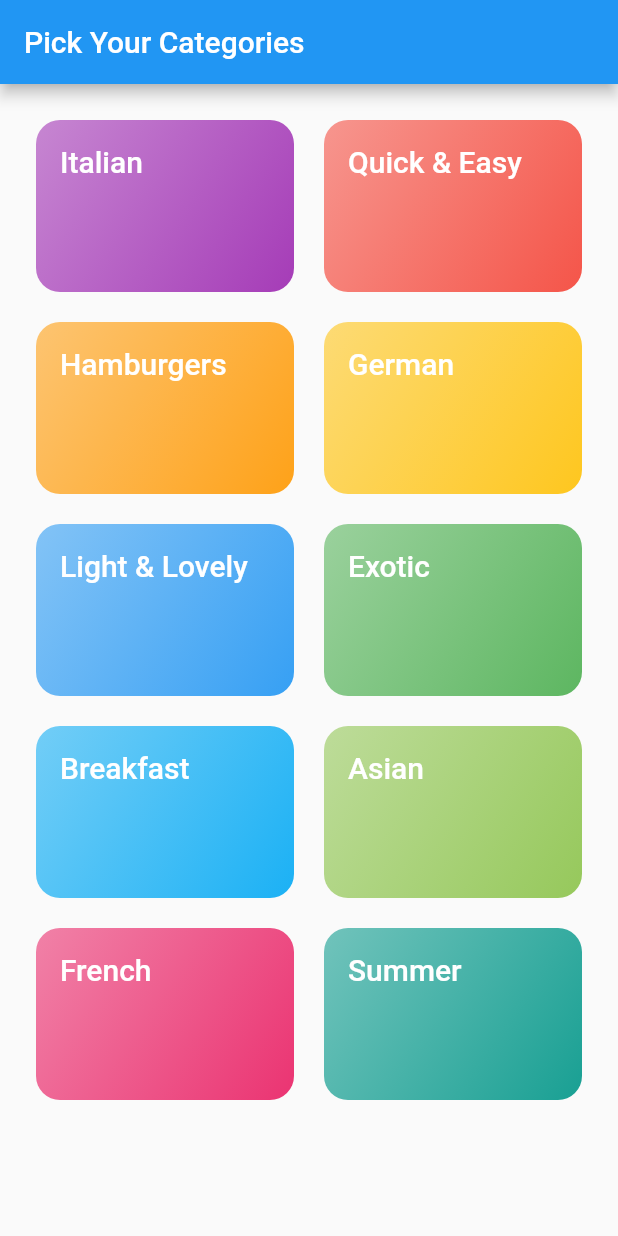
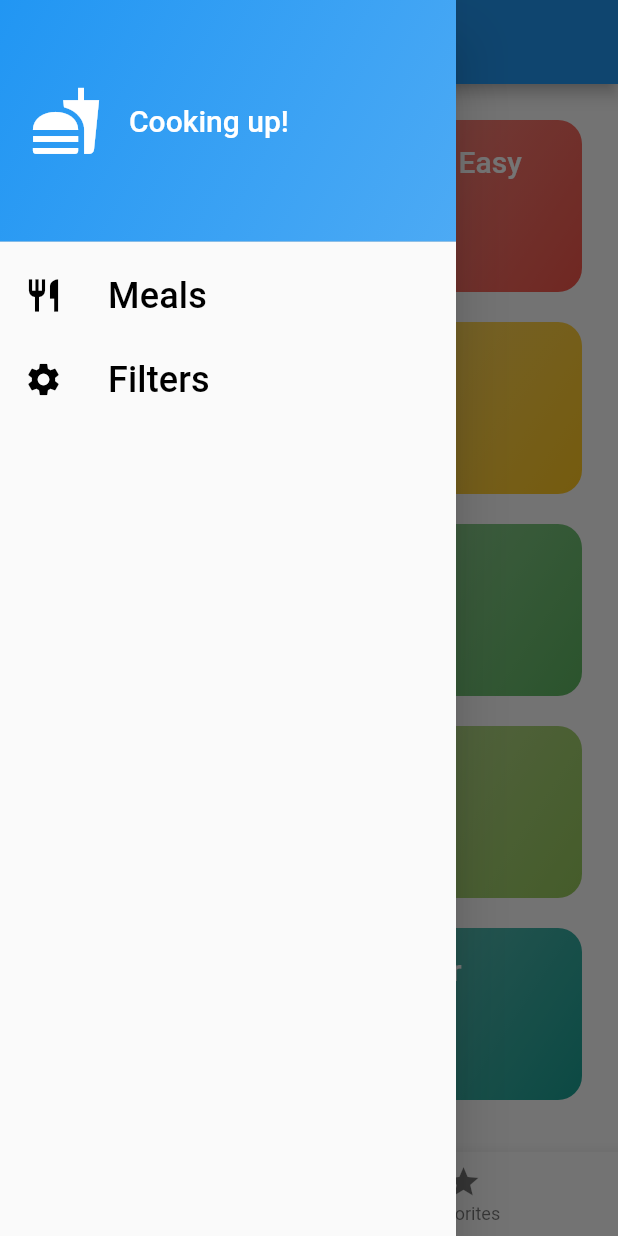
Before and after one commit to SempakHunter69/meals_app, a Flutter app: the screen it shows after launch, with the side drawer open (before the commit the screen has no drawer), on a phone screen of 412 x 824 dp. Run offline on Flutter 3.47's test engine with Material 2 defaults, Android fonts, the phone set to English and light mode, and no system bars; our stand-ins replace google_fonts, transparent_image.

```diff
--- a/lib/main.dart
+++ b/lib/main.dart
@@ -1,6 +1,6 @@
 import 'package:flutter/material.dart';
 import 'package:google_fonts/google_fonts.dart';
-import 'package:meals_app/pages/page_categories.dart';
+import 'package:meals_app/pages/page_tabs.dart';
 
 final theme = ThemeData(
   useMaterial3: true,
@@ -21,7 +21,7 @@ class MyApp extends StatelessWidget {
   @override
   Widget build(context) {
     return const MaterialApp(
-      home: CategoriesPage(),
+      home: TabsPage(),
     );
   }
 }
--- a/lib/pages/page_categories.dart
+++ b/lib/pages/page_categories.dart
@@ -4,11 +4,20 @@ import 'package:meals_app/model/model_category.dart';
 import 'package:meals_app/pages/page_meals.dart';
 import 'package:meals_app/widget/widget_category_item.dart';
 
+import '../model/model_meal.dart';
+
 class CategoriesPage extends StatelessWidget {
-  const CategoriesPage({super.key});
+  const CategoriesPage({
+    super.key,
+    required this.onToggleFavorite,
+    required this.availableMeals,
+  });
+
+  final void Function(Meal meal) onToggleFavorite;
+  final List<Meal> availableMeals;
 
   void _selectCategory(BuildContext context, Category category) {
-    final filterMeals = dummyMeals
+    final filterMeals = availableMeals
         .where((meal) => meal.categories.contains(category.id))
         .toList();
 
@@ -17,6 +26,7 @@ class CategoriesPage extends StatelessWidget {
         builder: (ctx) => MealsPage(
           title: category.title,
           meals: filterMeals,
+          onToggleFavorite: onToggleFavorite,
         ),
       ),
     );
@@ -24,12 +34,7 @@ class CategoriesPage extends StatelessWidget {
 
   @override
   Widget build(context) {
-    return SafeArea(
-      child: Scaffold(
-        appBar: AppBar(
-          title: const Text('Pick Your Categories'),
-        ),
-        body: GridView(
+    return GridView(
       padding: const EdgeInsets.all(24),
       gridDelegate: const SliverGridDelegateWithFixedCrossAxisCount(
         crossAxisCount: 2,
@@ -47,8 +52,6 @@ class CategoriesPage extends StatelessWidget {
             },
           )
       ],
-        ),
-      ),
     );
   }
 }
--- /dev/null
+++ b/lib/pages/page_tabs.dart
@@ -0,0 +1,130 @@
+import 'package:flutter/material.dart';
+import 'package:meals_app/data/dummy_data.dart';
+import 'package:meals_app/pages/page_categories.dart';
+import 'package:meals_app/pages/page_filters.dart';
+import 'package:meals_app/pages/page_meals.dart';
+import 'package:meals_app/widget/widget_main_drawer.dart';
+
+import '../model/model_meal.dart';
+
+const kInitialFilters = {
+  Filter.glutenFree: false,
+  Filter.lactoseFree: false,
+  Filter.vegetarian: false,
+  Filter.vegan: false,
+};
+
+class TabsPage extends StatefulWidget {
+  const TabsPage({super.key});
+
+  @override
+  State<TabsPage> createState() {
+    return _TabsPageState();
+  }
+}
+
+class _TabsPageState extends State<TabsPage> {
+  int _selectedPageIndex = 0;
+  final List<Meal> _favoritesMeals = [];
+  Map<Filter, bool> _selectedFilters = kInitialFilters;
+
+  void _showInfoMessage(String message) {
+    ScaffoldMessenger.of(context).clearSnackBars();
+    ScaffoldMessenger.of(context).showSnackBar(
+      SnackBar(
+        content: Text(message),
+      ),
+    );
+  }
+
+  void _toggleMealFavoriteStatus(Meal meal) {
+    final isExisting = _favoritesMeals.contains(meal);
+    if (isExisting == true) {
+      setState(() {
+        _favoritesMeals.remove(meal);
+        _showInfoMessage('Meal is no longer a favorite');
+      });
+    } else {
+      setState(() {
+        _favoritesMeals.add(meal);
+        _showInfoMessage('Meal mark as favorite');
+      });
+    }
+  }
+
+  void _selectPage(int index) {
+    setState(() {
+      _selectedPageIndex = index;
+    });
+  }
+
+  void _setScreen(String identifier) async {
+    if (identifier == 'filters') {
+      Navigator.pop(context);
+      final result = await Navigator.of(context).push<Map<Filter, bool>>(
+        MaterialPageRoute(
+          builder: (ctx) => FiltersPage(
+            currentFilters: _selectedFilters,
+          ),
+        ),
+      );
+      setState(() {
+        _selectedFilters = result ?? kInitialFilters;
+      });
+    } else {
+      Navigator.pop(context);
+    }
+  }
+
+  @override
+  Widget build(BuildContext context) {
+    final availableMeals = dummyMeals.where((meal) {
+      if (_selectedFilters[Filter.glutenFree]! && !meal.isGlutenFree) {
+        return false;
+      }
+      if (_selectedFilters[Filter.lactoseFree]! && !meal.isLactoseFree) {
+        return false;
+      }
+      if (_selectedFilters[Filter.vegetarian]! && !meal.isVegetarian) {
+        return false;
+      }
+      if (_selectedFilters[Filter.vegan]! && !meal.isVegan) {
+        return false;
+      }
+      return true;
+    }).toList();
+
+    Widget activePage = CategoriesPage(
+      onToggleFavorite: _toggleMealFavoriteStatus,
+      availableMeals: availableMeals,
+    );
+    var activePageTitle = 'Categories';
+
+    if (_selectedPageIndex == 1) {
+      activePage = MealsPage(
+        meals: _favoritesMeals,
+        onToggleFavorite: _toggleMealFavoriteStatus,
+      );
+      activePageTitle = 'Your Favorites';
+    }
+
+    return Scaffold(
+      appBar: AppBar(
+        title: Text(activePageTitle),
+      ),
+      drawer: MainDrawer(
+        onSelectScreen: _setScreen,
+      ),
+      body: activePage,
+      bottomNavigationBar: BottomNavigationBar(
+        onTap: _selectPage,
+        currentIndex: _selectedPageIndex,
+        items: const [
+          BottomNavigationBarItem(
+              icon: Icon(Icons.set_meal), label: 'Categories'),
+          BottomNavigationBarItem(icon: Icon(Icons.star), label: 'Favorites'),
+        ],
+      ),
+    );
+  }
+}
--- /dev/null
+++ b/lib/widget/widget_main_drawer.dart
@@ -0,0 +1,86 @@
+import 'package:flutter/material.dart';
+
+class MainDrawer extends StatelessWidget {
+  const MainDrawer({super.key, required this.onSelectScreen});
+
+  final void Function(String identifier) onSelectScreen;
+
+  @override
+  Widget build(BuildContext context) {
+    return Drawer(
+      child: Column(
+        children: [
+          DrawerHeader(
+            padding: const EdgeInsets.all(20),
+            decoration: BoxDecoration(
+              gradient: LinearGradient(
+                colors: [
+                  Theme.of(context).colorScheme.primaryContainer,
+                  Theme.of(context)
+                      .colorScheme
+                      .primaryContainer
+                      .withOpacity(0.8),
+                ],
+                begin: Alignment.topLeft,
+                end: Alignment.bottomRight,
+              ),
+            ),
+            child: Row(
+              children: [
+                const Icon(
+                  Icons.fastfood,
+                  size: 48,
+                  color: Colors.white,
+                ),
+                const SizedBox(
+                  width: 18,
+                ),
+                Text(
+                  'Cooking up!',
+                  style: Theme.of(context)
+                      .textTheme
+                      .titleLarge!
+                      .copyWith(color: Colors.white),
+                )
+              ],
+            ),
+          ),
+          ListTile(
+            leading: const Icon(
+              Icons.restaurant,
+              size: 26,
+              color: Colors.black,
+            ),
+            title: Text(
+              'Meals',
+              style: Theme.of(context).textTheme.titleSmall!.copyWith(
+                    color: Colors.black,
+                    fontSize: 24,
+                  ),
+            ),
+            onTap: () {
+              onSelectScreen('meals');
+            },
+          ),
+          ListTile(
+            leading: const Icon(
+              Icons.settings,
+              size: 26,
+              color: Colors.black,
+            ),
+            title: Text(
+              'Filters',
+              style: Theme.of(context).textTheme.titleSmall!.copyWith(
+                    color: Colors.black,
+                    fontSize: 24,
+                  ),
+            ),
+            onTap: () {
+              onSelectScreen('filters');
+            },
+          ),
+        ],
+      ),
+    );
+  }
+}
```
Also changed, not shown: lib/pages/page_filters.dart (added, +178 -0 lines), lib/pages/page_meal_details.dart (+10 -0 lines), lib/pages/page_meals.dart (+10 -3 lines). Lines whose indentation alone changed are shown as unchanged.
